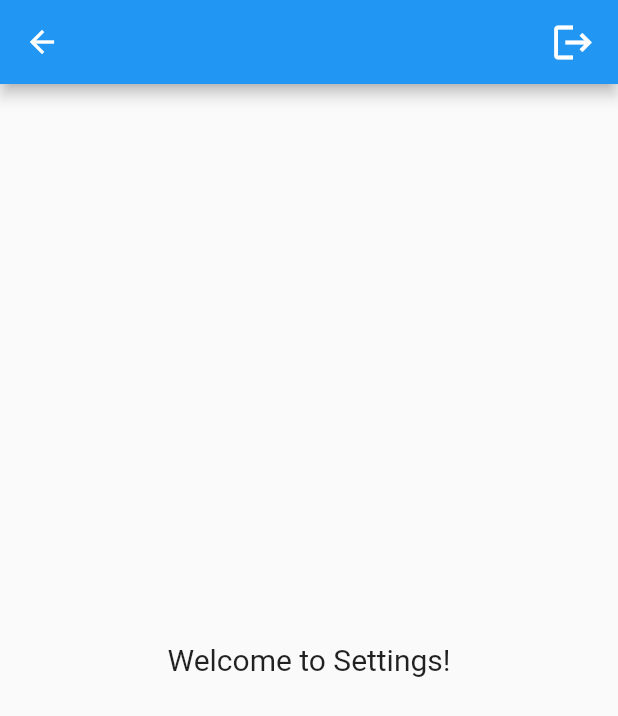
After one commit to nemofira09/flutter_intro_proj, a Flutter app: the Settings screen opened by its route, on a phone screen of 412 x 824 dp. The commit adds this screen. Shown: the top 716 px of the screen. Run offline on Flutter 3.47's test engine with Material 2 defaults, Android fonts, the phone set to English and light mode, and no system bars.

Commit message:
11/3/2022
-Dashboard
-Settings

```diff
--- /dev/null
+++ b/lib/models/ScreenArguments.dart
@@ -0,0 +1,5 @@
+class ScreenArguments {
+  final String message;
+
+  ScreenArguments(this.message);
+}
--- a/lib/routes.dart
+++ b/lib/routes.dart
@@ -1,8 +1,12 @@
 import 'package:flutter/cupertino.dart';
+import 'package:flutter_intro_jamian_jade/screens/Dashboard.dart';
 import 'package:flutter_intro_jamian_jade/screens/LoginScreen.dart';
+import 'package:flutter_intro_jamian_jade/screens/Settings.dart';
 import 'package:flutter_intro_jamian_jade/screens/SignupScreen.dart';
 
 final Map<String, WidgetBuilder> routes = {
   LoginScreen.routeName: (BuildContext context) => LoginScreen(),
-  SignupScreen.routeName: (BuildContext context) => SignupScreen()
+  SignupScreen.routeName: (BuildContext context) => SignupScreen(),
+  Dashboard.routeName: (BuildContext context) => new Dashboard(),
+  Settings.routeName: (BuildContext context) => Settings(),
 };
--- /dev/null
+++ b/lib/screens/Settings.dart
@@ -0,0 +1,37 @@
+import 'package:flutter/material.dart';
+import 'package:flutter_intro_jamian_jade/screens/LoginScreen.dart';
+
+class Settings extends StatefulWidget {
+  static String routeName = "/settings";
+
+  @override
+  State<Settings> createState() => _SettingsState();
+}
+
+class _SettingsState extends State<Settings> {
+  @override
+  Widget build(BuildContext context) {
+    return Scaffold(
+      appBar: AppBar(
+        actions: [
+          GestureDetector(
+            onTap: () {
+              Navigator.of(context).pushNamedAndRemoveUntil(
+                  LoginScreen.routeName, (Route<dynamic> route) => false);
+            },
+            child: const Padding(
+              padding: EdgeInsets.only(right: 15.0),
+              child: Icon(
+                Icons.logout,
+                size: 30,
+              ),
+            ),
+          )
+        ],
+      ),
+      body: Center(
+        child: Text("Welcome to Settings!", style: TextStyle(fontSize: 20)),
+      ),
+    );
+  }
+}
```
Also changed, not shown: lib/screens/Dashboard.dart (added, +40 -0 lines), lib/screens/LoginScreen.dart (+23 -15 lines), lib/screens/SignupScreen.dart (+32 -18 lines).
